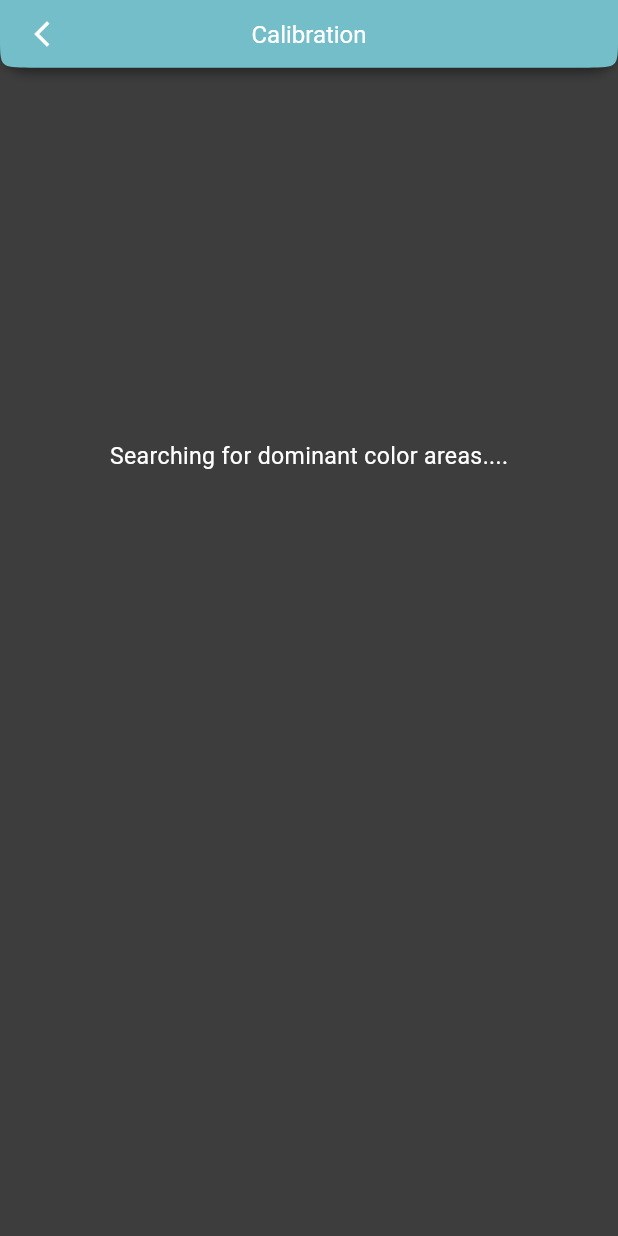
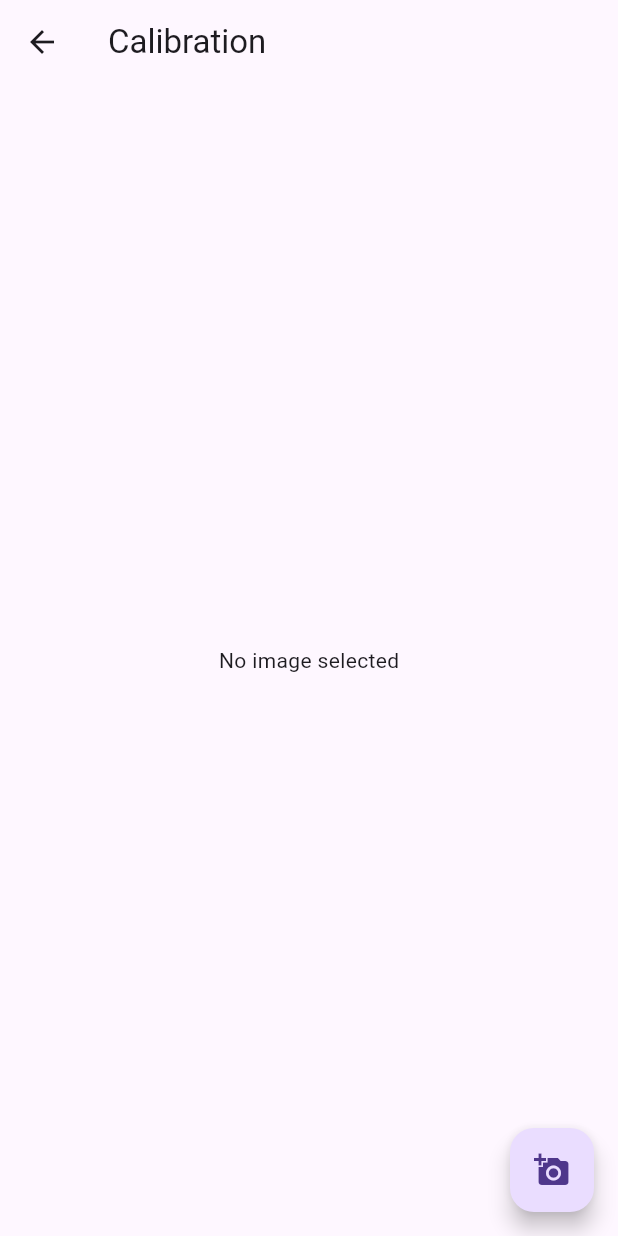
Before and after one commit to timeabonta/HIMO, a Flutter app: the Calibration2 screen opened directly, on a phone screen of 412 x 824 dp. Run offline on Flutter 3.47's test engine with Material 3 defaults, Android fonts, the phone set to English and light mode, and no system bars; our stand-ins replace flutter_screenutil, google_fonts, image_picker, native_opencv; missing offline and left inert: a package.

Commit message:
added: image picker (testing if picked image can be processed natively)

```diff
--- a/lib/calibration/calibration2.dart
+++ b/lib/calibration/calibration2.dart
@@ -1,12 +1,8 @@
-import 'dart:developer';
-
+import 'dart:async';
+import 'dart:io';
 import 'package:flutter/material.dart';
-import 'package:flutter_screenutil/flutter_screenutil.dart';
-import 'package:google_fonts/google_fonts.dart';
+import 'package:image_picker/image_picker.dart';
 import 'package:native_opencv/native_opencv.dart';
-import 'calibration3.dart';
-import 'failedcalibration.dart';
-import 'package:himo/myappbar.dart';
 
 class Calibration2 extends StatefulWidget {
   const Calibration2({Key? key}) : super(key: key);
@@ -16,48 +12,35 @@ class Calibration2 extends StatefulWidget {
 }
 
 class _Calibration2State extends State<Calibration2> {
+  File? _imageFile;
 
-  final nativeOpencv = NativeOpencv();
-
-  @override
-  void initState(){
-    super.initState();
-    log('---> OpenCV version: ${nativeOpencv.cvVersion()}');
-    _navigateToNextScreen();
-  }
-
-  _navigateToNextScreen() async{
-    await Future.delayed(Duration(milliseconds: 3000), (){});
-    Navigator.pushReplacement(context, MaterialPageRoute(builder: (context) => Calibration3()));
+  void _getImage() async {
+    final pickedFile = await ImagePicker().getImage(source: ImageSource.gallery);
+    if (pickedFile != null) {
+      File imageFile = File(pickedFile.path);
+      String result = await NativeOpencv.processImage(imageFile.path);
+      print(result);
+      setState(() {
+        _imageFile = imageFile;
+      });
+    }
   }
 
   @override
   Widget build(BuildContext context) {
     return Scaffold(
-      resizeToAvoidBottomInset: false,
-      backgroundColor: Color(0xff3d3d3d),
-      appBar: CustomAppBar(
-        title: 'Calibration',
-        onBackPressed: (){
-          Navigator.pop(context);
-        },
+      appBar: AppBar(
+        title: Text('Calibration'),
       ),
-      body: _buildBody(context),
-    );
-  }
-
-  Widget _buildBody(BuildContext context) {
-    return Container(
-      padding: EdgeInsets.symmetric(vertical: 200.h),
-      alignment: Alignment.topCenter,
-      child: Text(
-        'Searching for dominant color areas....',
-        style: GoogleFonts.varelaRound(
-          fontSize: 14.sp,
-          fontWeight: FontWeight.w400,
-          height: 1.2.h,
-          color: Colors.white,
-        ),
+      body: Center(
+        child: _imageFile != null
+            ? Image.file(_imageFile!)
+            : Text('No image selected'),
+      ),
+      floatingActionButton: FloatingActionButton(
+        onPressed: _getImage,
+        tooltip: 'Pick Image',
+        child: Icon(Icons.add_a_photo),
       ),
     );
   }
--- a/pubspec.yaml
+++ b/pubspec.yaml
@@ -32,6 +32,7 @@ dependencies:
     sdk: flutter
   native_opencv:
     path: ../native_opencv_plugin/native_opencv
+  image_picker: ^0.8.4+4
   #flutter_native_splash: ^2.3.1
 
   # The following adds the Cupertino Icons font to your application.
```
Also changed, not shown: pubspec.lock, 5 other files.
